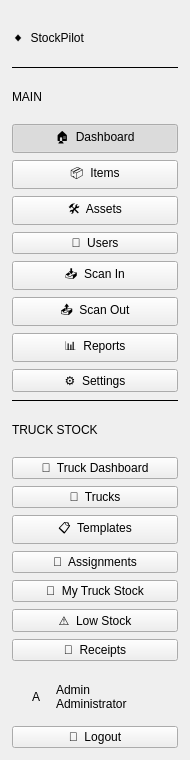
The window that InventoryQtApp/SidebarWidget.ui (Felipeact/InventoryQtApp) describes before a commit, drawn with Qt 5.
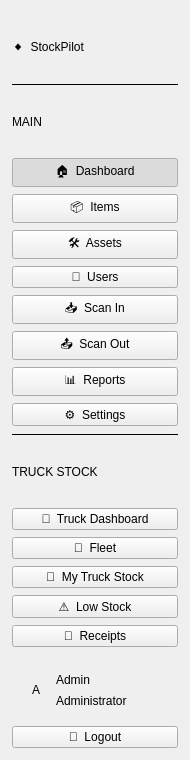
The same window after the commit.

Commit message: Collapse Trucks/Templates/Assignments into a single "Fleet" nav item

```diff
--- a/InventoryQtApp/SidebarWidget.ui
+++ b/InventoryQtApp/SidebarWidget.ui
@@ -191,29 +191,7 @@
 			<item>
 				<widget class="QPushButton" name="trucksButton">
 					<property name="text">
-						<string>🚛  Trucks</string>
-					</property>
-					<property name="checkable">
-						<bool>true</bool>
-					</property>
-				</widget>
-			</item>
-
-			<item>
-				<widget class="QPushButton" name="templatesButton">
-					<property name="text">
-						<string>📋  Templates</string>
-					</property>
-					<property name="checkable">
-						<bool>true</bool>
-					</property>
-				</widget>
-			</item>
-
-			<item>
-				<widget class="QPushButton" name="assignmentsButton">
-					<property name="text">
-						<string>🔗  Assignments</string>
+						<string>🚛  Fleet</string>
 					</property>
 					<property name="checkable">
 						<bool>true</bool>
```
Left out of the diff: 2 changed lines with no effect on the pictures. The commit also changes 3 other files.
